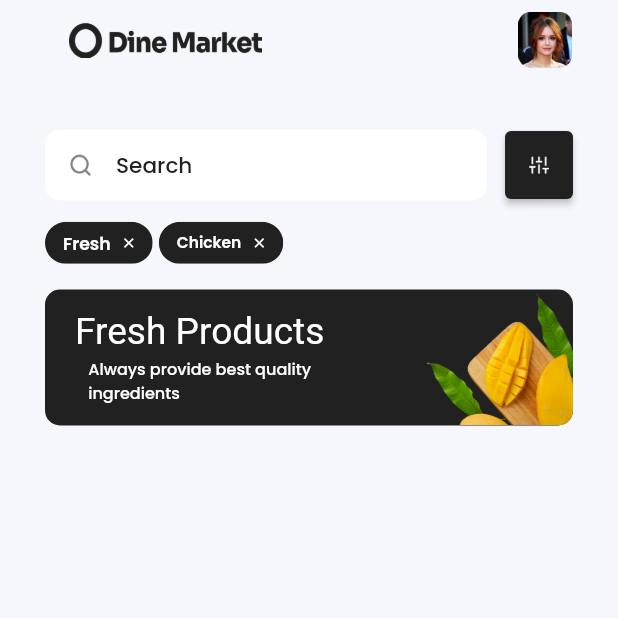
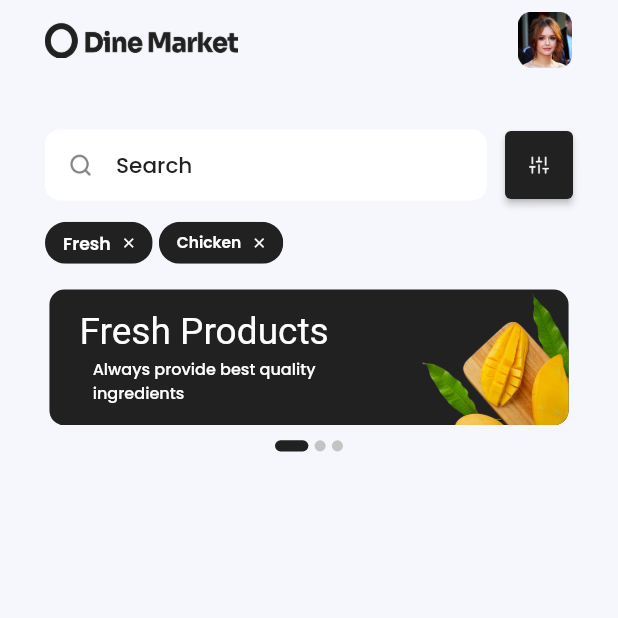
Before and after one commit to araujo-alef/dine_market_app_flutter, a Flutter app: the screen it shows after launch, on a phone screen of 412 x 824 dp, the top half of it. Run offline on Flutter 3.47's test engine with Material 2 defaults, Android fonts, the phone set to English and light mode, and no system bars; drawn by our look-alikes of carousel_slider, smooth_page_indicator; our stand-ins replace get, google_fonts.

Commit message:
added smooth indicator for slider card on home page

```diff
--- /dev/null
+++ b/lib/app/bindings/home_bindings.dart
@@ -0,0 +1,9 @@
+import 'package:dine_market/app/controllers/home_controller/home_controler.dart';
+import 'package:get/get.dart';
+
+class HomeBindings implements Bindings {
+  @override
+  void dependencies() {
+    Get.lazyPut<HomeController>(() => HomeController());
+  }
+}
--- /dev/null
+++ b/lib/app/controllers/home_controller/home_controler.dart
@@ -0,0 +1,10 @@
+import 'package:get/get.dart';
+
+class HomeController extends GetxController {
+  final activePositionCard = 0.obs;
+
+  setPositionCard(index) {
+    activePositionCard.value = index;
+    print(activePositionCard.value.toString());
+  }
+}
--- a/lib/app/routes/app_pages.dart
+++ b/lib/app/routes/app_pages.dart
@@ -1,3 +1,4 @@
+import 'package:dine_market/app/bindings/home_bindings.dart';
 import 'package:get/get.dart';
 
 import 'package:dine_market/app/ui/android/home/home_page.dart';
@@ -6,6 +7,6 @@ part './app_routes.dart';
 
 class AppPages {
   static final routes = [
-    GetPage(name: Routes.HOME, page: () => HomePage())
+    GetPage(name: Routes.HOME, page: () => HomePage(), binding: HomeBindings())
   ];
 }
--- a/lib/app/ui/android/home/home_page.dart
+++ b/lib/app/ui/android/home/home_page.dart
@@ -1,10 +1,17 @@
-import 'package:carousel_slider/carousel_slider.dart';
+import 'package:get/get.dart';
 import 'package:flutter/material.dart';
 import 'package:google_fonts/google_fonts.dart';
+import 'package:carousel_slider/carousel_slider.dart';
 
-class HomePage extends StatelessWidget {
+import 'package:dine_market/app/controllers/home_controller/home_controler.dart';
+import 'package:smooth_page_indicator/smooth_page_indicator.dart';
+
+class HomePage extends GetView<HomeController> {
+
+  final homeController = Get.put(HomeController());
 
   final assetsImages = [
+    'assets/images/image_card.png',
     'assets/images/image_card.png',
     'assets/images/image_card.png',
   ];
@@ -17,23 +24,22 @@ class HomePage extends StatelessWidget {
       backgroundColor: Color(0XFFF6F7FC),
       body: SafeArea(
         child: Padding(
-          padding: const EdgeInsets.only(top: 8.0, left: 30, right: 30),
+          padding: const EdgeInsets.only(top: 8.0),
           child: Column(
             children: [
               // top bar
-              Container(
+              Padding(
+                padding: const EdgeInsets.only(left: 30, right: 30),
+                child: Container(
                   height: height * 4.5,
                   child: Row(
                     mainAxisAlignment: MainAxisAlignment.spaceBetween,
                     children: [
                       Container(
+                        alignment: Alignment.centerLeft,
                         width: width * 39,
                         height: height * 2.9,
-                      decoration: BoxDecoration(
-                        image: DecorationImage(
-                          image: AssetImage('assets/images/logo.png'),
-                        )
-                      ),
+                        child: Image(image: AssetImage('assets/images/logo.png'),),
                       ),
                       Container(
                         child: Container(
@@ -49,8 +55,11 @@ class HomePage extends StatelessWidget {
                     ],
                   ),
                 ),
+              ),
               SizedBox(height: height * 5,),
-              Container(
+              Padding(
+                padding: const EdgeInsets.only(left: 30, right: 30),
+                child: Container(
                   child: Column(
                     children: [
                       Row(
@@ -153,19 +162,16 @@ class HomePage extends StatelessWidget {
                     ],
                   ),
                 ),
+              ),
               SizedBox(height: height * 4,),
               Container(
-                decoration: BoxDecoration(
-                color: Color(0XFF212121),
-                borderRadius: BorderRadius.all(Radius.circular(10))
-              ),
-                height: height * 11,
                 child: CarouselSlider.builder(
                   itemCount: assetsImages.length,
                   options: CarouselOptions(
                     height: height * 11,
                     viewportFraction: 1,
                     enableInfiniteScroll: false,
+                    onPageChanged: (index, reason) => homeController.setPositionCard(index)
                   ),
                   itemBuilder: (context, index, realIndex) {
                     final assetImage = assetsImages[index];
@@ -175,20 +181,23 @@ class HomePage extends StatelessWidget {
                     return buildCard(assetImage, index, w, h);
                   },
                 ),
-
-              )
+              ),
+              SizedBox(height: height * 1.2,),
+              buildIndicator(height, width)
             ],
           ),
         ),
       )
     );
   }
-}
 
   Widget buildCard(String assetImage, int index, w, h) {
   return Container(
+    width: w * 84,
+    margin: EdgeInsets.symmetric(horizontal: w * 1),
     decoration: BoxDecoration(
       borderRadius: BorderRadius.all(Radius.circular(10)),
+      color: Color(0XFF212121)
     ),
     child: Padding(
       padding: const EdgeInsets.only(left: 20),
@@ -239,3 +248,23 @@ Widget buildCard(String assetImage, int index, w, h) {
     ),
   );
 }
+
+Widget buildIndicator(h, w) {
+  return GetX<HomeController>(
+    builder: (homeController) {
+      return AnimatedSmoothIndicator(
+        activeIndex: homeController.activePositionCard.value,
+        count: assetsImages.length,
+        effect: ExpandingDotsEffect(
+          dotColor: Color(0XFFC4C4C4),
+          activeDotColor: Color(0XFF212121),
+          dotHeight: h * 0.9,
+          dotWidth: w * 1.8,
+          spacing: w * 1
+        ),
+      );
+    },
+  );
+}
+
+}
--- a/pubspec.yaml
+++ b/pubspec.yaml
@@ -31,6 +31,7 @@ dependencies:
   get: ^4.3.8
   google_fonts: ^2.1.0
   carousel_slider: ^4.0.0
+  smooth_page_indicator: ^1.0.0+2
 
 dev_dependencies:
   flutter_test:
```
Also changed, not shown: pubspec.lock. Lines whose indentation alone changed are shown as unchanged.
